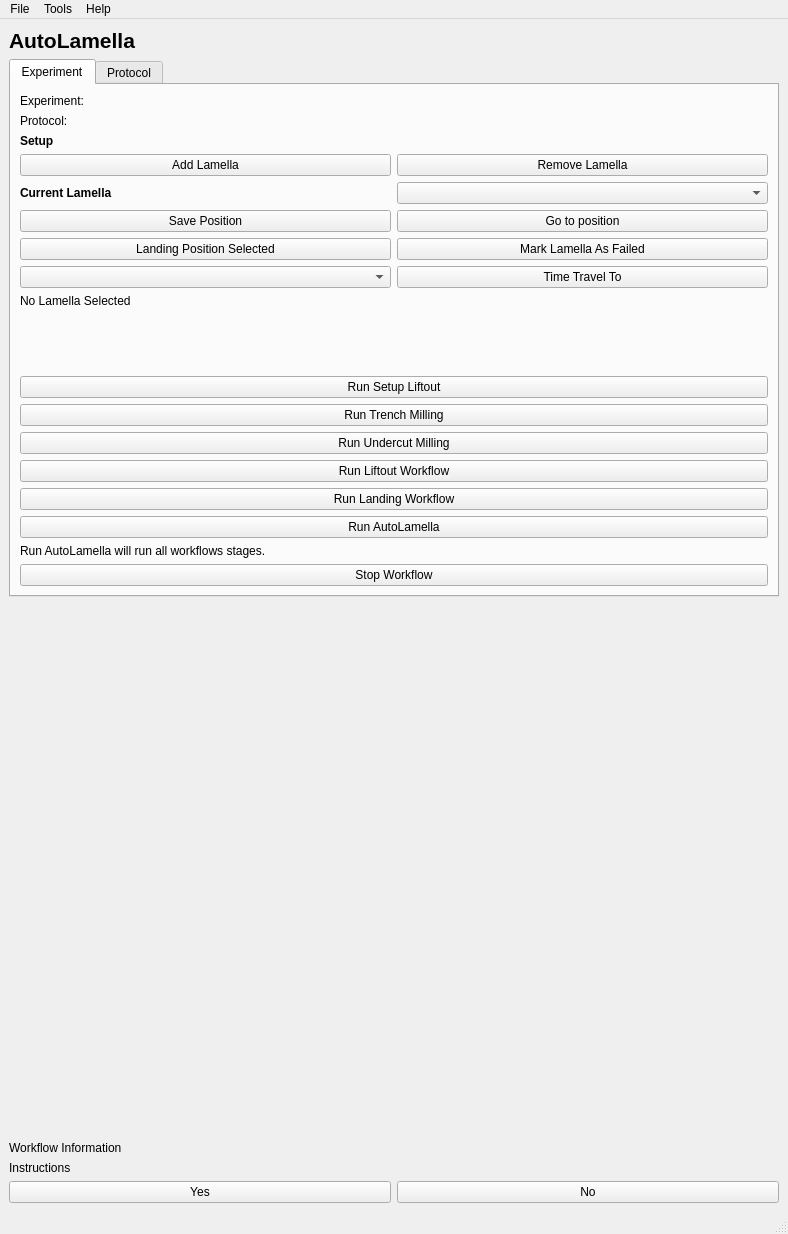
Above: autolamella/ui/qt/AutoLamellaUI.ui from DeMarcoLab/autolamella before the change. Below: the same form after it.
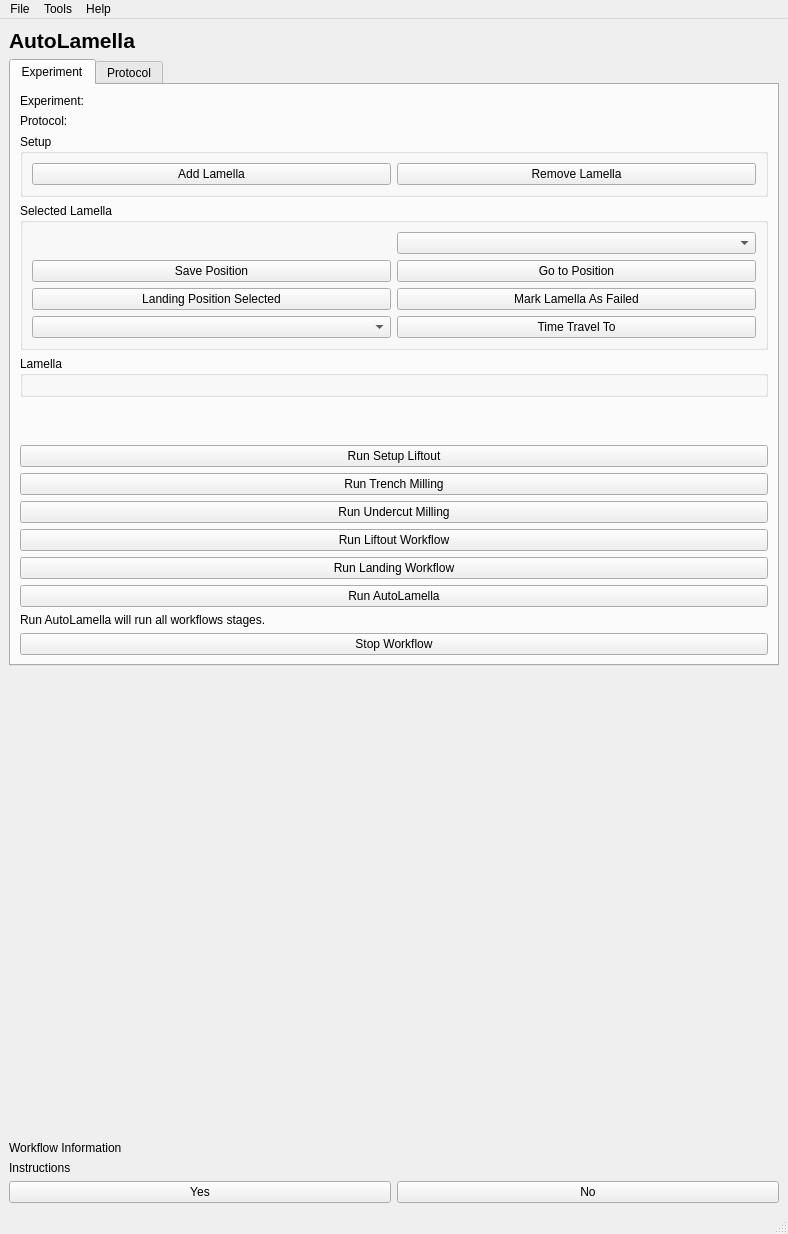
That is the form after the change.

Commit message: [refactor] workflow controls and display

Patch:
```diff
--- a/autolamella/ui/qt/AutoLamellaUI.ui
+++ b/autolamella/ui/qt/AutoLamellaUI.ui
@@ -43,31 +43,178 @@
         <string>Experiment</string>
        </attribute>
        <layout class="QGridLayout" name="gridLayout_3">
-        <item row="19" column="0" colspan="2">
+        <item row="10" column="0" colspan="2">
+         <widget class="QPushButton" name="pushButton_run_autoliftout">
+          <property name="text">
+           <string>Run Liftout Workflow</string>
+          </property>
+         </widget>
+        </item>
+        <item row="4" column="0" colspan="2">
+         <widget class="QGroupBox" name="groupBox_selected_lamella">
+          <property name="title">
+           <string>Selected Lamella</string>
+          </property>
+          <layout class="QGridLayout" name="gridLayout_7">
+           <item row="3" column="0">
+            <widget class="QComboBox" name="comboBox_lamella_history"/>
+           </item>
+           <item row="0" column="0">
+            <widget class="QLabel" name="label_current_lamella_header">
+             <property name="font">
+              <font>
+               <weight>75</weight>
+               <bold>true</bold>
+              </font>
+             </property>
+             <property name="text">
+              <string/>
+             </property>
+             <property name="alignment">
+              <set>Qt::AlignRight|Qt::AlignTrailing|Qt::AlignVCenter</set>
+             </property>
+            </widget>
+           </item>
+           <item row="2" column="0">
+            <widget class="QPushButton" name="pushButton_lamella_landing_selected">
+             <property name="text">
+              <string>Landing Position Selected</string>
+             </property>
+            </widget>
+           </item>
+           <item row="1" column="0">
+            <widget class="QPushButton" name="pushButton_save_position">
+             <property name="text">
+              <string>Save Position</string>
+             </property>
+            </widget>
+           </item>
+           <item row="0" column="1">
+            <widget class="QComboBox" name="comboBox_current_lamella"/>
+           </item>
+           <item row="1" column="1">
+            <widget class="QPushButton" name="pushButton_go_to_lamella">
+             <property name="text">
+              <string>Go to Position</string>
+             </property>
+            </widget>
+           </item>
+           <item row="2" column="1">
+            <widget class="QPushButton" name="pushButton_fail_lamella">
+             <property name="text">
+              <string>Mark Lamella As Failed</string>
+             </property>
+            </widget>
+           </item>
+           <item row="3" column="1">
+            <widget class="QPushButton" name="pushButton_revert_stage">
+             <property name="text">
+              <string>Time Travel To</string>
+             </property>
+            </widget>
+           </item>
+           <item row="4" column="0" colspan="2">
+            <layout class="QGridLayout" name="gridLayout_selected_lamella_history"/>
+           </item>
+          </layout>
+         </widget>
+        </item>
+        <item row="0" column="0" colspan="2">
+         <widget class="QLabel" name="label_experiment_name">
+          <property name="text">
+           <string>Experiment:</string>
+          </property>
+         </widget>
+        </item>
+        <item row="12" column="0" colspan="2">
+         <widget class="QPushButton" name="pushButton_run_setup_autolamella">
+          <property name="text">
+           <string>Run AutoLamella</string>
+          </property>
+         </widget>
+        </item>
+        <item row="8" column="0" colspan="2">
+         <widget class="QPushButton" name="pushButton_run_waffle_trench">
+          <property name="text">
+           <string>Run Trench Milling</string>
+          </property>
+          <property name="default">
+           <bool>false</bool>
+          </property>
+          <property name="flat">
+           <bool>false</bool>
+          </property>
+         </widget>
+        </item>
+        <item row="9" column="0" colspan="2">
          <widget class="QPushButton" name="pushButton_run_waffle_undercut">
           <property name="text">
            <string>Run Undercut Milling</string>
           </property>
          </widget>
         </item>
-        <item row="8" column="1">
-         <widget class="QComboBox" name="comboBox_current_lamella"/>
+        <item row="7" column="0" colspan="2">
+         <widget class="QPushButton" name="pushButton_setup_autoliftout">
+          <property name="text">
+           <string>Run Setup Liftout</string>
+          </property>
+         </widget>
         </item>
-        <item row="11" column="1">
-         <widget class="QPushButton" name="pushButton_fail_lamella">
+        <item row="35" column="0" colspan="2">
+         <widget class="QPushButton" name="pushButton_stop_workflow">
           <property name="text">
-           <string>Mark Lamella As Failed</string>
+           <string>Stop Workflow</string>
           </property>
          </widget>
         </item>
-        <item row="21" column="0" colspan="2">
+        <item row="11" column="0" colspan="2">
          <widget class="QPushButton" name="pushButton_run_serial_liftout_landing">
           <property name="text">
            <string>Run Landing Workflow</string>
           </property>
          </widget>
         </item>
-        <item row="14" column="0" colspan="2">
+        <item row="2" column="0" colspan="2">
+         <widget class="QGroupBox" name="groupBox_setup">
+          <property name="title">
+           <string>Setup</string>
+          </property>
+          <layout class="QGridLayout" name="gridLayout_5">
+           <item row="0" column="0">
+            <widget class="QPushButton" name="pushButton_add_lamella">
+             <property name="text">
+              <string>Add Lamella</string>
+             </property>
+            </widget>
+           </item>
+           <item row="0" column="1">
+            <widget class="QPushButton" name="pushButton_remove_lamella">
+             <property name="styleSheet">
+              <string notr="true"/>
+             </property>
+             <property name="text">
+              <string>Remove Lamella</string>
+             </property>
+            </widget>
+           </item>
+          </layout>
+         </widget>
+        </item>
+        <item row="13" column="0">
+         <widget class="QLabel" name="label_run_autolamella_info">
+          <property name="text">
+           <string>Run AutoLamella will run all workflows stages.</string>
+          </property>
+         </widget>
+        </item>
+        <item row="1" column="0" colspan="2">
+         <widget class="QLabel" name="label_protocol_name">
+          <property name="text">
+           <string>Protocol:</string>
+          </property>
+         </widget>
+        </item>
+        <item row="6" column="0" colspan="2">
          <spacer name="verticalSpacer">
           <property name="orientation">
            <enum>Qt::Vertical</enum>
@@ -80,148 +227,16 @@
           </property>
          </spacer>
         </item>
-        <item row="1" column="0" colspan="2">
-         <widget class="QLabel" name="label_experiment_name">
-          <property name="text">
-           <string>Experiment:</string>
+        <item row="5" column="0" colspan="2">
+         <widget class="QGroupBox" name="groupBox_lamella">
+          <property name="title">
+           <string>Lamella</string>
           </property>
-         </widget>
-        </item>
-        <item row="2" column="0" colspan="2">
-         <widget class="QLabel" name="label_protocol_name">
-          <property name="text">
-           <string>Protocol:</string>
-          </property>
-         </widget>
-        </item>
-        <item row="10" column="0">
-         <widget class="QPushButton" name="pushButton_save_position">
-          <property name="text">
-           <string>Save Position</string>
-          </property>
-         </widget>
-        </item>
-        <item row="25" column="0" colspan="2">
-         <widget class="QPushButton" name="pushButton_stop_workflow">
-          <property name="text">
-           <string>Stop Workflow</string>
-          </property>
-         </widget>
-        </item>
-        <item row="12" column="0">
-         <widget class="QComboBox" name="comboBox_lamella_history"/>
-        </item>
-        <item row="12" column="1">
-         <widget class="QPushButton" name="pushButton_revert_stage">
-          <property name="text">
-           <string>Time Travel To</string>
-          </property>
-         </widget>
-        </item>
-        <item row="10" column="1">
-         <widget class="QPushButton" name="pushButton_go_to_lamella">
-          <property name="text">
-           <string>Go to position</string>
-          </property>
-         </widget>
-        </item>
-        <item row="18" column="0" colspan="2">
-         <widget class="QPushButton" name="pushButton_run_waffle_trench">
-          <property name="text">
-           <string>Run Trench Milling</string>
-          </property>
-          <property name="default">
-           <bool>false</bool>
-          </property>
-          <property name="flat">
-           <bool>false</bool>
-          </property>
-         </widget>
-        </item>
-        <item row="7" column="0">
-         <widget class="QPushButton" name="pushButton_add_lamella">
-          <property name="text">
-           <string>Add Lamella</string>
-          </property>
-         </widget>
-        </item>
-        <item row="15" column="0" colspan="2">
-         <widget class="QPushButton" name="pushButton_setup_autoliftout">
-          <property name="text">
-           <string>Run Setup Liftout</string>
-          </property>
-         </widget>
-        </item>
-        <item row="8" column="0">
-         <widget class="QLabel" name="label_current_lamella_header">
-          <property name="font">
-           <font>
-            <weight>75</weight>
-            <bold>true</bold>
-           </font>
-          </property>
-          <property name="text">
-           <string>Current Lamella</string>
-          </property>
-         </widget>
-        </item>
-        <item row="24" column="0" colspan="2">
-         <widget class="QLabel" name="label_run_autolamella_info">
-          <property name="text">
-           <string>Run AutoLamella will run all workflows stages.</string>
-          </property>
-         </widget>
-        </item>
-        <item row="13" column="0" colspan="2">
-         <widget class="QLabel" name="label_info">
-          <property name="text">
-           <string>No Lamella Selected</string>
-          </property>
-         </widget>
-        </item>
-        <item row="11" column="0">
-         <widget class="QPushButton" name="pushButton_lamella_landing_selected">
-          <property name="text">
-           <string>Landing Position Selected</string>
-          </property>
-         </widget>
-        </item>
-        <item row="3" column="0">
-         <widget class="QLabel" name="label_setup_header">
-          <property name="font">
-           <font>
-            <pointsize>9</pointsize>
-            <weight>75</weight>
-            <bold>true</bold>
-           </font>
-          </property>
-          <property name="text">
-           <string>Setup</string>
-          </property>
-         </widget>
-        </item>
-        <item row="20" column="0" colspan="2">
-         <widget class="QPushButton" name="pushButton_run_autoliftout">
-          <property name="text">
-           <string>Run Liftout Workflow</string>
-          </property>
-         </widget>
-        </item>
-        <item row="7" column="1">
-         <widget class="QPushButton" name="pushButton_remove_lamella">
-          <property name="styleSheet">
-           <string notr="true"/>
-          </property>
-          <property name="text">
-           <string>Remove Lamella</string>
-          </property>
-         </widget>
-        </item>
-        <item row="22" column="0" colspan="2">
-         <widget class="QPushButton" name="pushButton_run_setup_autolamella">
-          <property name="text">
-           <string>Run AutoLamella</string>
-          </property>
+          <layout class="QGridLayout" name="gridLayout_6">
+           <item row="0" column="0">
+            <layout class="QGridLayout" name="gridLayout_lamella_info"/>
+           </item>
+          </layout>
          </widget>
         </item>
        </layout>
```
Left out of the diff: 90 changed lines with no effect on the pictures. The commit also changes 10 other files.
